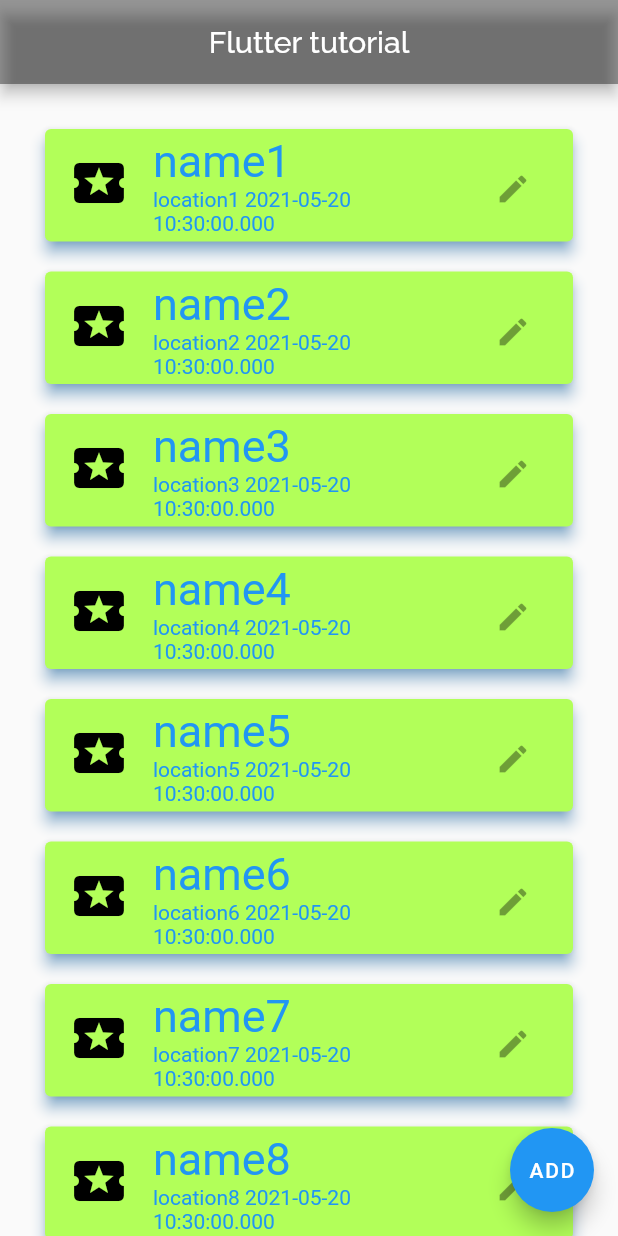
After one commit to HarakaRisasi/flutter_and_python, a Flutter app: the screen it shows after launch, on a phone screen of 412 x 824 dp. The commit adds this screen. Run offline on Flutter 3.47's test engine with Material 2 defaults, Android fonts, the phone set to English and light mode, and no system bars; our stand-ins replace google_fonts.

Commit message:
Разбрался с тем:
- Разделил проект на по отдельным каталогам и файлам.
- Как пользоваться Flutter Outline (вкладка - дерево приложения).

```diff
--- /dev/null
+++ b/hello_world/flutter_app/lib/Screens/home_screen.dart
@@ -0,0 +1,56 @@
+import 'package:flutter_app/models/event.dart';
+import 'package:google_fonts/google_fonts.dart';
+import 'package:flutter/cupertino.dart';
+import 'package:flutter/material.dart';
+import 'package:flutter_app/components/event_card.dart';
+
+class HomeScreen extends StatelessWidget {
+  // Final - говорит о том, что значение в список будет установлено только один раз,
+  // и в дальнейшем изменяться не будет.
+  // <T> - явно указывается тип. Его можно и не указывать.
+  //*List - это аналог массива в других ЯП.
+  final List<Event> events = [
+    Event(name: 'name1', location: 'location1', startDateTime: DateTime.now()),
+    Event(name: 'name2', location: 'location2', startDateTime: DateTime.now()),
+    Event(name: 'name3', location: 'location3', startDateTime: DateTime.now()),
+    Event(name: 'name4', location: 'location4', startDateTime: DateTime.now()),
+    Event(name: 'name5', location: 'location5', startDateTime: DateTime.now()),
+    Event(name: 'name6', location: 'location6', startDateTime: DateTime.now()),
+    Event(name: 'name7', location: 'location7', startDateTime: DateTime.now()),
+    Event(name: 'name8', location: 'location8', startDateTime: DateTime.now()),
+  ];
+
+  // This widget is the root of your application.
+  @override
+  Widget build(BuildContext context) {
+    // Создает визуальную основу для виджетов материального дизайна.
+    return Scaffold(
+    // Создает панель приложения для материального дизайна.
+      appBar: AppBar(
+        title: Text("Flutter tutorial", style: GoogleFonts.raleway()),
+        centerTitle: true,
+        backgroundColor: Colors.black38,
+      ),
+
+      // Первичное содержимое scaffold.
+      body: ListView.builder(
+      // Создает прокручиваемый линейный массив виджетов, которые создаются по запросу.
+        physics: BouncingScrollPhysics(),
+        padding: EdgeInsets.all(20),
+        // улучшает способность ListView оценивать максимальныйразмер прокрутки.
+        itemCount: events.length,
+
+        // Card - создает Matirial Disign card - оборачивает вложенный виджет в форму.
+        itemBuilder: (_, index) => EventCard(event: events[index]),
+      ),
+      floatingActionButton: FloatingActionButton(
+        child: Text("ADD"),
+        onPressed: () {
+          print("Hello, you did it?");
+        },
+        // onPressed: null, - если не требуется передавать классу колбэк то заполняем
+        // функцию значением null.
+      ),
+    );
+  }
+}
--- /dev/null
+++ b/hello_world/flutter_app/lib/components/event_card.dart
@@ -0,0 +1,65 @@
+import 'package:flutter_app/models/event.dart';
+import 'package:flutter/cupertino.dart';
+import 'package:flutter/material.dart';
+
+class EventCard extends StatelessWidget {
+  const EventCard({
+    Key? key,
+    required this.event,
+  }) : super(key: key);
+
+  final Event event;
+
+  @override
+  Widget build(BuildContext context) {
+    return Card(
+      // Применить цвет для виджета (*"Лучше все цвета хранить в отдельном файле")
+      color: Colors.lightGreenAccent,
+      // Применить эффект, который как бы поднимает виджет над базовым пространством.
+      elevation: 4,
+      // Изменение цвета тени.
+      shadowColor: Colors.blue,
+      // Увеличение вертикального марджина.
+      margin: EdgeInsets.all(10),
+
+      // Создает список плитки.
+      child: ListTile(
+        // Заголовок
+        title: Text(
+          event.name,
+          // Изменение стиля заголовка (шрифт)
+          style: TextStyle(fontSize: 30),
+        ),
+        // Дополнительный контент - отображается ниже title.
+        subtitle: Text('${event.location} ${event.startDateTime.toString()}'),
+        // Виджет (иконка), отображается перед title.
+        leading: Icon(
+          Icons.local_activity,
+          size: 40,
+          color: Colors.black,
+        ),
+        // Виджет (иконка), отображается после title.
+        trailing: IconButton(
+          icon: Icon(Icons.edit),
+          // Повесил колбэк на виджет.
+          onPressed: null,
+        ),
+
+        // Повесить колбэк - на саму карточку, чтобы он срабатывал при нажатии.
+        // В консоль будет выводится информация (при помощи функции), когда пользователь коснется плитки.
+        // * Это можно использовать, когда обдумываешь как делать логирование действий пользователя.
+        onTap: () => print("${event.name} - tap!"),
+
+        // Колбэк на более долгое нажатие.
+        onLongPress: () => print("${event.name} - longPress!"),
+
+        // Disable на все нажатия.
+        // enabled: false,
+
+        // Это можно использовать, когда надо чтобы пользователь мог выделить объект
+        // *(коротким\длинным тапом).
+        selected: true,
+      ),
+    );
+  }
+}
--- a/hello_world/flutter_app/lib/event.dart
+++ b/hello_world/flutter_app/lib/models/event.dart
@@ -1,5 +1,3 @@
-import 'package:flutter/cupertino.dart';
-
 class Event {
   // late - говорит о том, что переменная будет инициализирована позже.
   // У события должно быть название.
--- /dev/null
+++ b/hello_world/flutter_app/lib/my_flutter_app.dart
@@ -0,0 +1,15 @@
+import 'package:flutter/cupertino.dart';
+import 'package:flutter/material.dart';
+import 'package:flutter_app/Screens/home_screen.dart';
+
+class HarakaTestApp extends StatelessWidget {
+  // Это первый виджет который используется Main()
+  @override
+  Widget build(BuildContext context) {
+    return MaterialApp(
+      title: "HarakaTestApp",
+      // Виджет HomeScreen - накладывает сруктуру на экран.
+      home: HomeScreen(),
+    );
+  }
+}
```
Also changed, not shown: hello_world/flutter_app/lib/main.dart (+2 -119 lines), hello_world/flutter_app/lib/shared/customIcons.dart (renamed from hello_world/flutter_app/lib/customIcons.dart).
